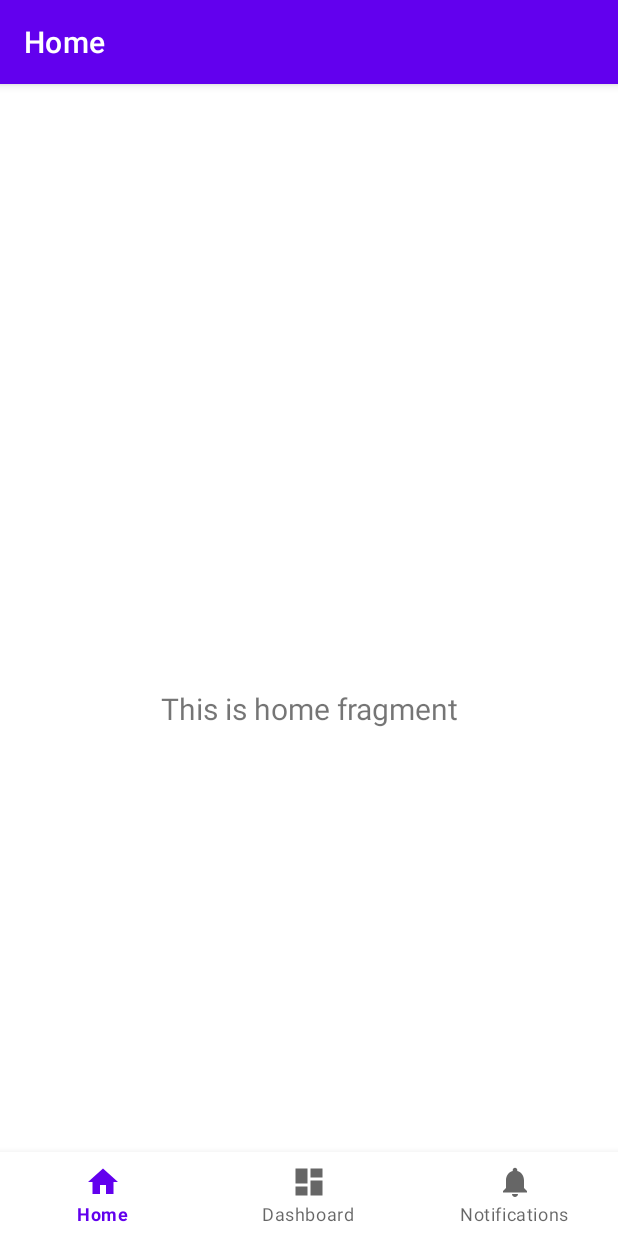
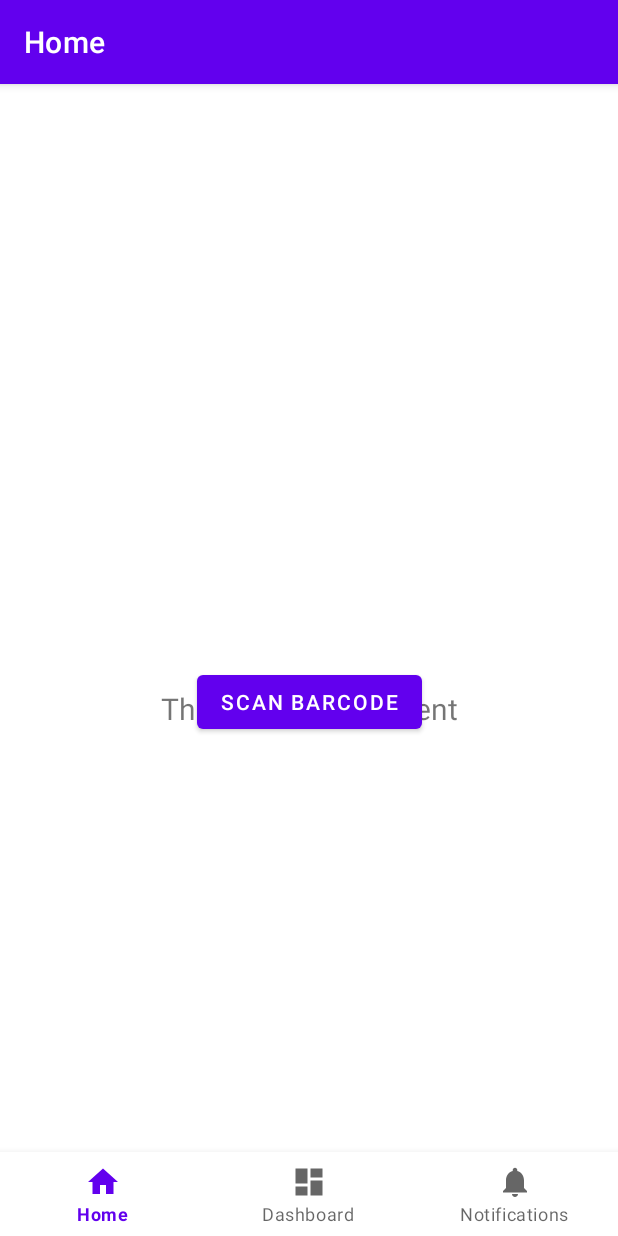
Before and after one commit to EmirTutar/RateMeNew, an Android app: the screen it shows after launch (MainActivity), on a phone screen of 412 x 824 dp. Run offline under Robolectric (Android 15) with nearby library versions, the phone set to English and light mode, and no system bars; our stand-ins replace navigation-ui; libraries missing offline, so code that uses them is left out: com.google.zxing.integration.

Commit message:
Barcode wird erfolgreich gescannt und gescannte nummer wird angezeigt.

```diff
--- a/app/src/main/java/com/example/rateme/MainActivity.java
+++ b/app/src/main/java/com/example/rateme/MainActivity.java
@@ -12,26 +12,73 @@ import androidx.navigation.ui.NavigationUI;
 
 import com.example.rateme.databinding.ActivityMainBinding;
 
+import android.content.Intent;
+import android.os.Bundle;
+import android.view.View;
+import android.widget.Button;
+import android.widget.Toast;
+
+import androidx.annotation.Nullable;
+import androidx.appcompat.app.AppCompatActivity;
+import androidx.navigation.NavController;
+import androidx.navigation.Navigation;
+import androidx.navigation.ui.AppBarConfiguration;
+import androidx.navigation.ui.NavigationUI;
+
+import com.google.zxing.integration.android.IntentIntegrator;
+import com.google.zxing.integration.android.IntentResult;
+
 public class MainActivity extends AppCompatActivity {
 
-    private ActivityMainBinding binding;
+    private AppBarConfiguration appBarConfiguration;
 
     @Override
     protected void onCreate(Bundle savedInstanceState) {
         super.onCreate(savedInstanceState);
+        setContentView(R.layout.activity_main);
 
-        binding = ActivityMainBinding.inflate(getLayoutInflater());
-        setContentView(binding.getRoot());
-
-        BottomNavigationView navView = findViewById(R.id.nav_view);
-        // Passing each menu ID as a set of Ids because each
-        // menu should be considered as top level destinations.
-        AppBarConfiguration appBarConfiguration = new AppBarConfiguration.Builder(
+        // Setup für die Navigation
+        appBarConfiguration = new AppBarConfiguration.Builder(
                 R.id.navigation_home, R.id.navigation_dashboard, R.id.navigation_notifications)
                 .build();
+
         NavController navController = Navigation.findNavController(this, R.id.nav_host_fragment_activity_main);
         NavigationUI.setupActionBarWithNavController(this, navController, appBarConfiguration);
-        NavigationUI.setupWithNavController(binding.navView, navController);
+
+        // Navigation View
+        Button scanButton = findViewById(R.id.scanButton);
+        scanButton.setOnClickListener(new View.OnClickListener() {
+            @Override
+            public void onClick(View v) {
+                // Starte den Barcode-Scan
+                new IntentIntegrator(MainActivity.this).initiateScan();
+            }
+        });
     }
 
+    // Diese Methode wird aufgerufen, wenn der Barcode-Scan abgeschlossen ist
+    @Override
+    protected void onActivityResult(int requestCode, int resultCode, @Nullable Intent data) {
+        super.onActivityResult(requestCode, resultCode, data);
+
+        IntentResult result = IntentIntegrator.parseActivityResult(requestCode, resultCode, data);
+        if (result != null) {
+            if (result.getContents() != null) {
+                // Hier kannst du die gescannten Daten verwenden
+                String scannedData = result.getContents();
+                // Verarbeite die gescannten Daten hier weiter
+                // Zum Beispiel: zeige die gescannten Daten in einem Toast an
+                Toast.makeText(this, "Gescannter Barcode: " + scannedData, Toast.LENGTH_LONG).show();
+            } else {
+                // Handle den Fall, dass der Scan abgebrochen wurde
+            }
+        }
+    }
+
+    // Füge diese Methode hinzu, um die Up-Navigation zu unterstützen
+    @Override
+    public boolean onSupportNavigateUp() {
+        NavController navController = Navigation.findNavController(this, R.id.nav_host_fragment_activity_main);
+        return NavigationUI.navigateUp(navController, appBarConfiguration) || super.onSupportNavigateUp();
+    }
 }
--- a/app/src/main/res/layout/activity_main.xml
+++ b/app/src/main/res/layout/activity_main.xml
@@ -30,4 +30,15 @@
         app:layout_constraintTop_toTopOf="parent"
         app:navGraph="@navigation/mobile_navigation" />
 
+    <Button
+        android:id="@+id/scanButton"
+        android:layout_width="wrap_content"
+        android:layout_height="wrap_content"
+        android:text="Scan Barcode"
+        app:layout_constraintBottom_toBottomOf="parent"
+        app:layout_constraintEnd_toEndOf="parent"
+        app:layout_constraintStart_toStartOf="parent"
+        app:layout_constraintTop_toTopOf="parent" />
+
+
 </androidx.constraintlayout.widget.ConstraintLayout>
--- a/build.gradle.kts
+++ b/build.gradle.kts
@@ -1,4 +1,4 @@
 // Top-level build file where you can add configuration options common to all sub-projects/modules.
 plugins {
-    id("com.android.application") version "8.1.2" apply false
+    id("com.android.application") version "8.1.3" apply false
 }
```
Also changed, not shown: app/build.gradle.kts (+6 -1 lines).
